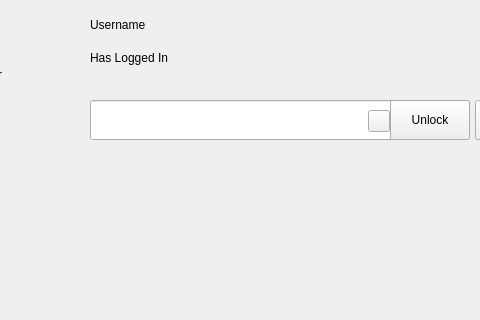
ukui/ukui-screensaver, file src/mainwindow.ui: the form before one commit; both pictures show x 225 to 705 and y 0 to 320 of the 825 by 430 pixel window.
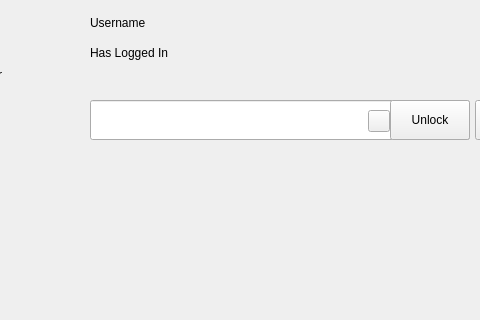
The form after the commit.

Commit message: [Fixed] fix the bug that the dialog will crash if         voiceprint device has features

Patch:
```diff
--- a/src/mainwindow.ui
+++ b/src/mainwindow.ui
@@ -65,7 +65,7 @@
        <x>315</x>
        <y>10</y>
        <width>300</width>
-       <height>30</height>
+       <height>25</height>
       </rect>
      </property>
      <property name="text">
@@ -76,9 +76,9 @@
      <property name="geometry">
       <rect>
        <x>315</x>
-       <y>70</y>
+       <y>65</y>
        <width>300</width>
-       <height>25</height>
+       <height>30</height>
       </rect>
      </property>
      <property name="text">
@@ -105,7 +105,7 @@
      <property name="geometry">
       <rect>
        <x>315</x>
-       <y>45</y>
+       <y>40</y>
        <width>100</width>
        <height>25</height>
       </rect>
```
The commit also changes 2 other files.
